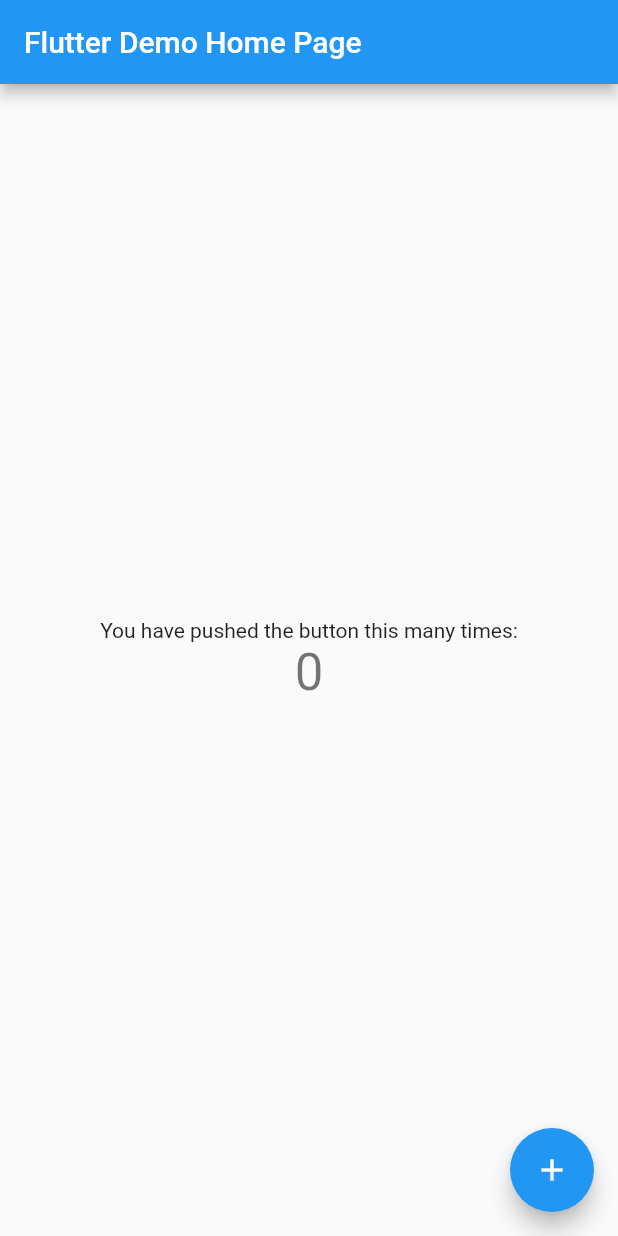
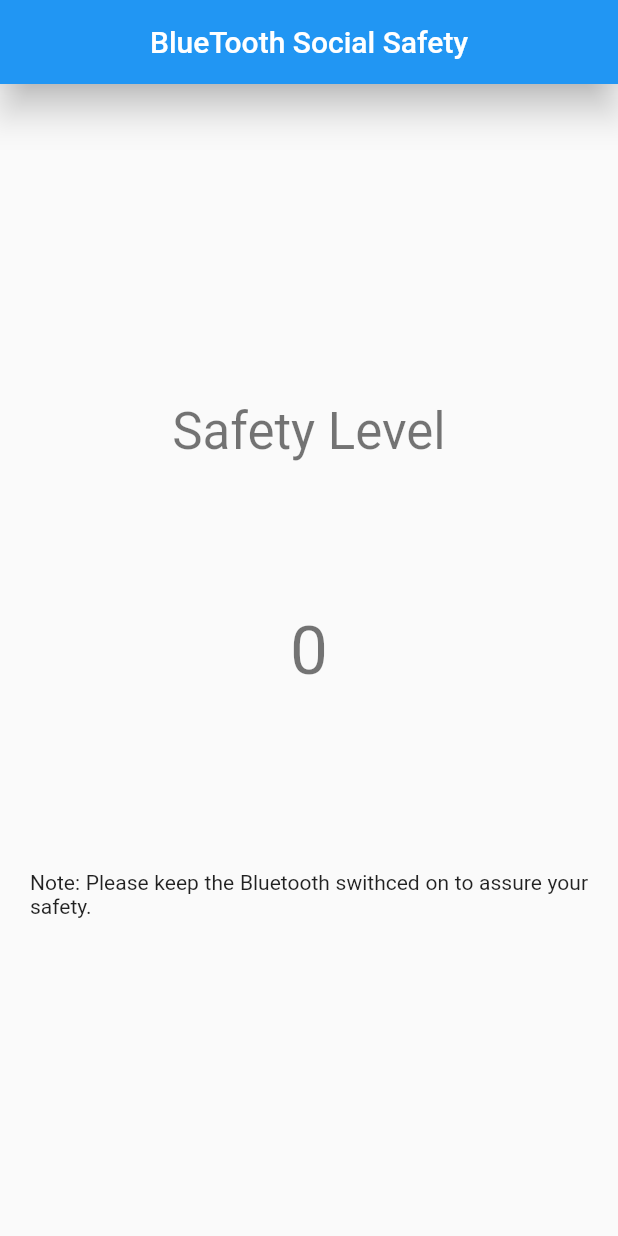
Before and after one commit to emilsharier/ssf, a Flutter app: the screen it shows after launch, on a phone screen of 412 x 824 dp. Run offline on Flutter 3.47's test engine with Material 2 defaults, Android fonts, the phone set to English and light mode, and no system bars.

Commit message:
feat: Finished UI coding 🚀

```diff
--- a/lib/main.dart
+++ b/lib/main.dart
@@ -9,40 +9,18 @@ class MyApp extends StatelessWidget {
   @override
   Widget build(BuildContext context) {
     return MaterialApp(
-      title: 'Flutter Demo',
+      title: 'ssf @ zenith',
       theme: ThemeData(
-        // This is the theme of your application.
-        //
-        // Try running your application with "flutter run". You'll see the
-        // application has a blue toolbar. Then, without quitting the app, try
-        // changing the primarySwatch below to Colors.green and then invoke
-        // "hot reload" (press "r" in the console where you ran "flutter run",
-        // or simply save your changes to "hot reload" in a Flutter IDE).
-        // Notice that the counter didn't reset back to zero; the application
-        // is not restarted.
         primarySwatch: Colors.blue,
-        // This makes the visual density adapt to the platform that you run
-        // the app on. For desktop platforms, the controls will be smaller and
-        // closer together (more dense) than on mobile platforms.
         visualDensity: VisualDensity.adaptivePlatformDensity,
       ),
-      home: MyHomePage(title: 'Flutter Demo Home Page'),
+      home: MyHomePage(title: 'BlueTooth Social Safety'),
     );
   }
 }
 
 class MyHomePage extends StatefulWidget {
   MyHomePage({Key key, this.title}) : super(key: key);
-
-  // This widget is the home page of your application. It is stateful, meaning
-  // that it has a State object (defined below) that contains fields that affect
-  // how it looks.
-
-  // This class is the configuration for the state. It holds the values (in this
-  // case the title) provided by the parent (in this case the App widget) and
-  // used by the build method of the State. Fields in a Widget subclass are
-  // always marked "final".
-
   final String title;
 
   @override
@@ -52,66 +30,42 @@ class MyHomePage extends StatefulWidget {
 class _MyHomePageState extends State<MyHomePage> {
   int _counter = 0;
 
-  void _incrementCounter() {
-    setState(() {
-      // This call to setState tells the Flutter framework that something has
-      // changed in this State, which causes it to rerun the build method below
-      // so that the display can reflect the updated values. If we changed
-      // _counter without calling setState(), then the build method would not be
-      // called again, and so nothing would appear to happen.
-      _counter++;
-    });
-  }
-
   @override
   Widget build(BuildContext context) {
-    // This method is rerun every time setState is called, for instance as done
-    // by the _incrementCounter method above.
-    //
-    // The Flutter framework has been optimized to make rerunning build methods
-    // fast, so that you can just rebuild anything that needs updating rather
-    // than having to individually change instances of widgets.
     return Scaffold(
       appBar: AppBar(
-        // Here we take the value from the MyHomePage object that was created by
-        // the App.build method, and use it to set our appbar title.
         title: Text(widget.title),
+        centerTitle: true,
+        elevation: 10,
       ),
       body: Center(
-        // Center is a layout widget. It takes a single child and positions it
-        // in the middle of the parent.
+        child: Padding(
+          padding: EdgeInsets.all(20),
           child: Column(
-          // Column is also a layout widget. It takes a list of children and
-          // arranges them vertically. By default, it sizes itself to fit its
-          // children horizontally, and tries to be as tall as its parent.
-          //
-          // Invoke "debug painting" (press "p" in the console, choose the
-          // "Toggle Debug Paint" action from the Flutter Inspector in Android
-          // Studio, or the "Toggle Debug Paint" command in Visual Studio Code)
-          // to see the wireframe for each widget.
-          //
-          // Column has various properties to control how it sizes itself and
-          // how it positions its children. Here we use mainAxisAlignment to
-          // center the children vertically; the main axis here is the vertical
-          // axis because Columns are vertical (the cross axis would be
-          // horizontal).
             mainAxisAlignment: MainAxisAlignment.center,
             children: <Widget>[
               Text(
-              'You have pushed the button this many times:',
+                'Safety Level',
+                style: Theme.of(context).textTheme.headline4,
+              ),
+              SizedBox(
+                height: 100,
               ),
               Text(
                 '$_counter',
-              style: Theme.of(context).textTheme.headline4,
+                style: Theme.of(context).textTheme.headline3,
+              ),
+              SizedBox(
+                height: 120,
+              ),
+              Text(
+                'Note: Please keep the Bluetooth swithced on to assure your safety.',
+                textAlign: TextAlign.justify,
               ),
             ],
           ),
         ),
-      floatingActionButton: FloatingActionButton(
-        onPressed: _incrementCounter,
-        tooltip: 'Increment',
-        child: Icon(Icons.add),
-      ), // This trailing comma makes auto-formatting nicer for build methods.
+      ),
     );
   }
 }
```
Lines whose indentation alone changed are shown as unchanged.
